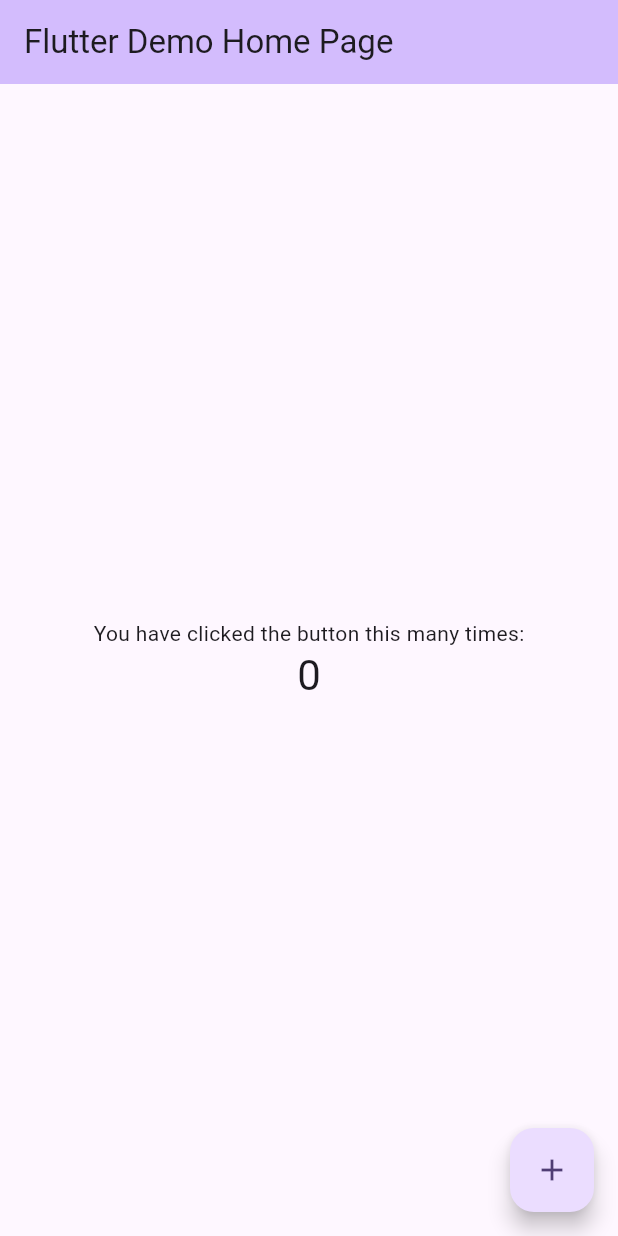
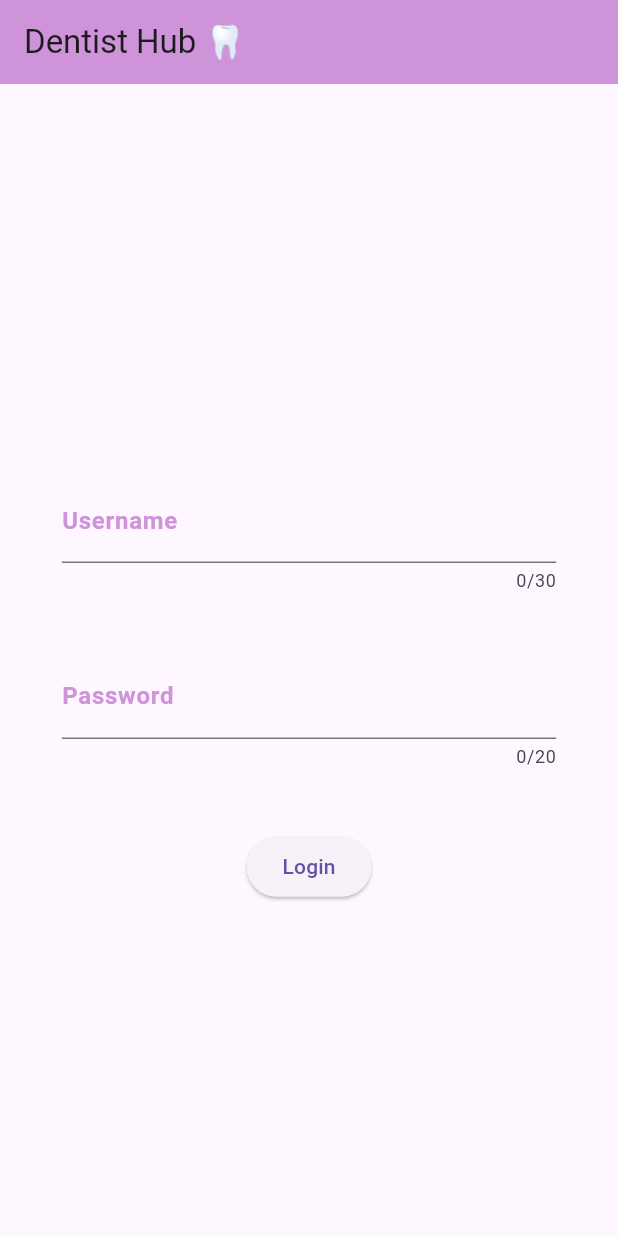
Before and after one commit to Santigc22/DentistHub, a Flutter app: the screen it shows after launch, on a phone screen of 412 x 824 dp. Run offline on Flutter 3.47's test engine with Material 3 defaults, Android fonts, the phone set to English and light mode, and no system bars.

Commit message:
create login skeleton

```diff
--- /dev/null
+++ b/dh-mobile/dentist_hub_mob/lib/function.dart
@@ -0,0 +1,15 @@
+import 'package:http/http.dart' as http;
+
+Future<String?> sendData(String url) async {
+  try {
+    http.Response response = await http.post(Uri.parse(url));
+
+    if (response.statusCode == 200) {
+      return response.body;
+    } else {
+      return null;
+    }
+  } catch (e) {
+    return null;
+  }
+}
--- a/dh-mobile/dentist_hub_mob/lib/main.dart
+++ b/dh-mobile/dentist_hub_mob/lib/main.dart
@@ -1,4 +1,6 @@
 import 'package:flutter/material.dart';
+import 'package:dentist_hub_mob/views/login_view.dart';
+import 'package:dentist_hub_mob/router/routes.dart';
 
 void main() {
   runApp(const MyApp());
@@ -7,119 +9,16 @@ void main() {
 class MyApp extends StatelessWidget {
   const MyApp({super.key});
 
-  // This widget is the root of your application.
   @override
   Widget build(BuildContext context) {
     return MaterialApp(
       title: 'Flutter Demo',
       theme: ThemeData(
-        // This is the theme of your application.
-        //
-        // TRY THIS: Try running your application with "flutter run". You'll see
-        // the application has a purple toolbar. Then, without quitting the app,
-        // try changing the seedColor in the colorScheme below to Colors.green
-        // and then invoke "hot reload" (save your changes or press the "hot
-        // reload" button in a Flutter-supported IDE, or press "r" if you used
-        // the command line to start the app).
-        //
-        // Notice that the counter didn't reset back to zero; the application
-        // state is not lost during the reload. To reset the state, use hot
-        // restart instead.
-        //
-        // This works for code too, not just values: Most code changes can be
-        // tested with just a hot reload.
         colorScheme: ColorScheme.fromSeed(seedColor: Colors.deepPurple),
         useMaterial3: true,
       ),
-      home: const MyHomePage(title: 'Flutter Demo Home Page'),
+      initialRoute: LoginView.id,
+      routes: customRoutes,
     );
   }
 }
-
-class MyHomePage extends StatefulWidget {
-  const MyHomePage({super.key, required this.title});
-
-  // This widget is the home page of your application. It is stateful, meaning
-  // that it has a State object (defined below) that contains fields that affect
-  // how it looks.
-
-  // This class is the configuration for the state. It holds the values (in this
-  // case the title) provided by the parent (in this case the App widget) and
-  // used by the build method of the State. Fields in a Widget subclass are
-  // always marked "final".
-
-  final String title;
-
-  @override
-  State<MyHomePage> createState() => _MyHomePageState();
-}
-
-class _MyHomePageState extends State<MyHomePage> {
-  int _counter = 0;
-
-  void _incrementCounter() {
-    setState(() {
-      // This call to setState tells the Flutter framework that something has
-      // changed in this State, which causes it to rerun the build method below
-      // so that the display can reflect the updated values. If we changed
-      // _counter without calling setState(), then the build method would not be
-      // called again, and so nothing would appear to happen.
-      _counter++;
-    });
-  }
-
-  @override
-  Widget build(BuildContext context) {
-    // This method is rerun every time setState is called, for instance as done
-    // by the _incrementCounter method above.
-    //
-    // The Flutter framework has been optimized to make rerunning build methods
-    // fast, so that you can just rebuild anything that needs updating rather
-    // than having to individually change instances of widgets.
-    return Scaffold(
-      appBar: AppBar(
-        // TRY THIS: Try changing the color here to a specific color (to
-        // Colors.amber, perhaps?) and trigger a hot reload to see the AppBar
-        // change color while the other colors stay the same.
-        backgroundColor: Theme.of(context).colorScheme.inversePrimary,
-        // Here we take the value from the MyHomePage object that was created by
-        // the App.build method, and use it to set our appbar title.
-        title: Text(widget.title),
-      ),
-      body: Center(
-        // Center is a layout widget. It takes a single child and positions it
-        // in the middle of the parent.
-        child: Column(
-          // Column is also a layout widget. It takes a list of children and
-          // arranges them vertically. By default, it sizes itself to fit its
-          // children horizontally, and tries to be as tall as its parent.
-          //
-          // Column has various properties to control how it sizes itself and
-          // how it positions its children. Here we use mainAxisAlignment to
-          // center the children vertically; the main axis here is the vertical
-          // axis because Columns are vertical (the cross axis would be
-          // horizontal).
-          //
-          // TRY THIS: Invoke "debug painting" (choose the "Toggle Debug Paint"
-          // action in the IDE, or press "p" in the console), to see the
-          // wireframe for each widget.
-          mainAxisAlignment: MainAxisAlignment.center,
-          children: <Widget>[
-            const Text(
-              'You have clicked the button this many times:',
-            ),
-            Text(
-              '$_counter',
-              style: Theme.of(context).textTheme.headlineMedium,
-            ),
-          ],
-        ),
-      ),
-      floatingActionButton: FloatingActionButton(
-        onPressed: _incrementCounter,
-        tooltip: 'Increment',
-        child: const Icon(Icons.add),
-      ), // This trailing comma makes auto-formatting nicer for build methods.
-    );
-  }
-}
--- /dev/null
+++ b/dh-mobile/dentist_hub_mob/lib/router/routes.dart
@@ -0,0 +1,6 @@
+import 'package:flutter/material.dart';
+import 'package:dentist_hub_mob/views/login_view.dart';
+
+var customRoutes = <String, WidgetBuilder>{
+  LoginView.id: (_) => const LoginView()
+};
--- /dev/null
+++ b/dh-mobile/dentist_hub_mob/lib/views/login_view.dart
@@ -0,0 +1,69 @@
+import 'package:flutter/material.dart';
+import 'package:dentist_hub_mob/function.dart';
+import 'dart:convert';
+
+class LoginView extends StatelessWidget {
+  const LoginView({super.key});
+  static String id = 'login_view';
+
+  @override
+  Widget build(BuildContext context) {
+    const appTitle = 'Dentist Hub 🦷';
+    final size = MediaQuery.of(context).size;
+    return MaterialApp(
+        title: appTitle,
+        home: Scaffold(
+          appBar: AppBar(
+            title: const Text(appTitle),
+            backgroundColor: const Color(0xFFCE93D8),
+          ),
+          body: Center(
+            child: Column(
+              mainAxisAlignment: MainAxisAlignment.center,
+              children: [
+                Padding(
+                  padding: EdgeInsets.symmetric(
+                    horizontal: size.width * 0.1,
+                    vertical: size.height * 0.05,
+                  ),
+                  child: TextField(
+                    keyboardType: TextInputType.emailAddress,
+                    maxLength: 30,
+                    decoration: const InputDecoration(
+                      hintText: 'Enter your username',
+                      labelText: 'Username',
+                      labelStyle: TextStyle(
+                        color: Color(0xFFCE93D8),
+                        fontWeight: FontWeight.w700,
+                      ),
+                    ),
+                    onChanged: (value) {},
+                  ),
+                ),
+                Padding(
+                  padding: EdgeInsets.only(
+                      left: size.width * .1,
+                      right: size.width * 0.1,
+                      bottom: size.height * 0.05),
+                  child: TextField(
+                    keyboardType: TextInputType.visiblePassword,
+                    obscureText: true,
+                    maxLength: 20,
+                    decoration: const InputDecoration(
+                      hintText: 'Enter your password',
+                      labelText: 'Password',
+                      labelStyle: TextStyle(
+                        color: Color(0xFFCE93D8),
+                        fontWeight: FontWeight.w700,
+                      ),
+                    ),
+                    onChanged: (value) {},
+                  ),
+                ),
+                ElevatedButton(onPressed: () => {}, child: const Text('Login'))
+              ],
+            ),
+          ),
+        ));
+  }
+}
--- a/dh-mobile/dentist_hub_mob/pubspec.yaml
+++ b/dh-mobile/dentist_hub_mob/pubspec.yaml
@@ -30,6 +30,7 @@ environment:
 dependencies:
   flutter:
     sdk: flutter
+  http:
 
 
   # The following adds the Cupertino Icons font to your application.
```
Also changed, not shown: dh-mobile/dentist_hub_mob/pubspec.lock.
